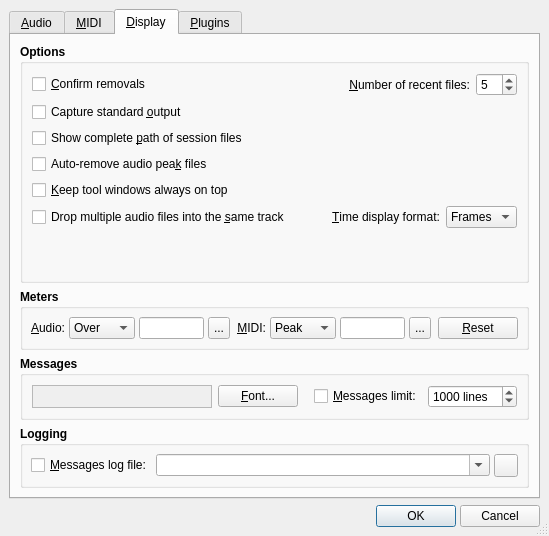
Old version of the form src/qtractorOptionsForm.ui in the repository rncbc/qtractor.
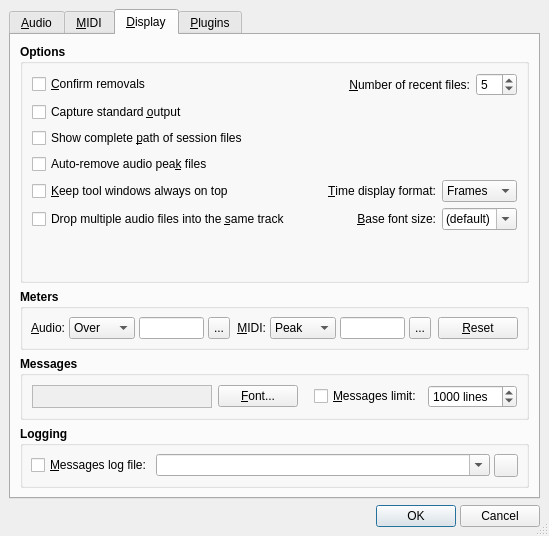
New version of the form. The open tabs and pages were chosen to show the change. Icons and pictures are not drawn.

Commit message: - Due to some trouble with newer Qt >= 4.4 applications regarding font   size configuration, a new global user option is now available to the   rescue: View/Options... /Display/Base font size (default is no-op).

What changed in the file:
```diff
--- a/src/qtractorOptionsForm.ui
+++ b/src/qtractorOptionsForm.ui
@@ -1224,7 +1224,7 @@
             </property>
            </widget>
           </item>
-          <item row="5" column="2" >
+          <item row="4" column="2" >
            <widget class="QLabel" name="DisplayFormatTextLabel" >
             <property name="font" >
              <font>
@@ -1243,7 +1243,26 @@
             </property>
            </widget>
           </item>
-          <item rowspan="5" row="0" column="1" >
+          <item row="5" column="2" >
+           <widget class="QLabel" name="BaseFontSizeTextLabel" >
+            <property name="font" >
+             <font>
+              <weight>50</weight>
+              <bold>false</bold>
+             </font>
+            </property>
+            <property name="text" >
+             <string>&amp;Base font size:</string>
+            </property>
+            <property name="alignment" >
+             <set>Qt::AlignRight|Qt::AlignTrailing|Qt::AlignVCenter</set>
+            </property>
+            <property name="buddy" >
+             <cstring>BaseFontSizeComboBox</cstring>
+            </property>
+           </widget>
+          </item>
+          <item rowspan="4" row="0" column="1" >
            <spacer>
             <property name="orientation" >
              <enum>Qt::Horizontal</enum>
@@ -1257,6 +1276,52 @@
            </spacer>
           </item>
           <item row="5" column="3" colspan="2" >
+           <widget class="QComboBox" name="BaseFontSizeComboBox" >
+            <property name="font" >
+             <font>
+              <weight>50</weight>
+              <bold>false</bold>
+             </font>
+            </property>
+            <property name="toolTip" >
+             <string>Base application font size (pt.)</string>
+            </property>
+            <property name="editable" >
+             <bool>true</bool>
+            </property>
+            <item>
+             <property name="text" >
+              <string>(default)</string>
+             </property>
+            </item>
+            <item>
+             <property name="text" >
+              <string>8</string>
+             </property>
+            </item>
+            <item>
+             <property name="text" >
+              <string>9</string>
+             </property>
+            </item>
+            <item>
+             <property name="text" >
+              <string>10</string>
+             </property>
+            </item>
+            <item>
+             <property name="text" >
+              <string>11</string>
+             </property>
+            </item>
+            <item>
+             <property name="text" >
+              <string>12</string>
+             </property>
+            </item>
+           </widget>
+          </item>
+          <item row="4" column="3" colspan="2" >
            <widget class="QComboBox" name="DisplayFormatComboBox" >
             <property name="font" >
              <font>
```
Left out of the diff: 1 changed line with no effect on the pictures. The commit also changes 8 other files.
